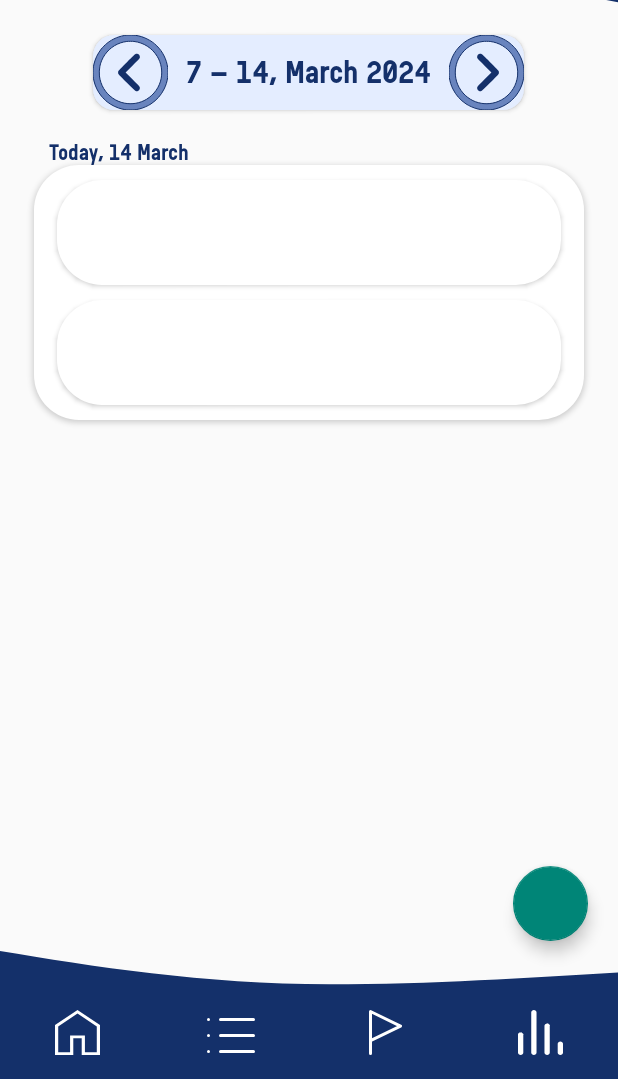
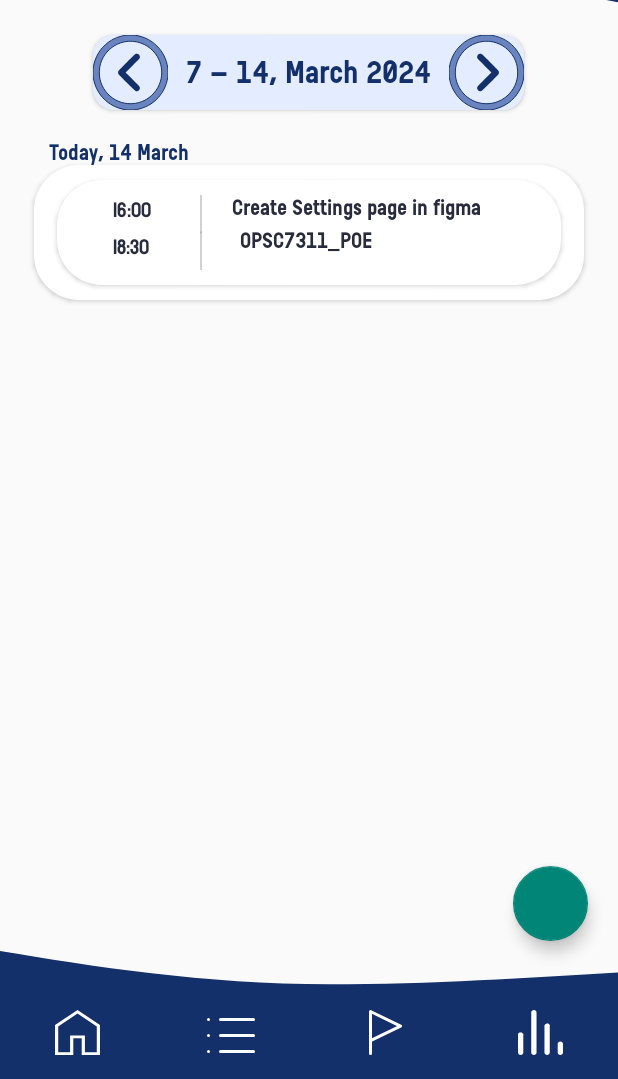
Before and after one commit to ST10036509/PunchIn, an Android app built with Jetpack Compose: the layout activity_timesheet_view.xml on its own in the app's theme, with its tools: preview values and no code run, on a phone screen of 412 x 824 dp, the part 157-1236 px from its top. Run offline under Robolectric (Android 15) with nearby library versions, the phone set to English and light mode, and no system bars.

Commit message:
LOTS has been added.

```diff
--- a/app/src/main/AndroidManifest.xml
+++ b/app/src/main/AndroidManifest.xml
@@ -43,6 +43,12 @@
             android:screenOrientation="portrait"
             android:theme="@style/Theme.PunchIn" />
         <activity
+            android:name=".activities.TimesheetViewActivity"
+            android:exported="true"
+            android:label="Timesheet View"
+            android:screenOrientation="portrait"
+            android:theme="@style/Theme.PunchIn" />
+        <activity
             android:name=".activities.LoginActivity"
             android:exported="true"
             android:label="@string/app_name"
--- a/app/src/main/res/layout/activity_timesheet_view.xml
+++ b/app/src/main/res/layout/activity_timesheet_view.xml
@@ -106,7 +106,7 @@ LAST MODIFIED: 25/04/2024
         <LinearLayout
             android:id="@+id/ll_Timesheet_Recent_Views"
             android:layout_width="match_parent"
-            android:layout_height="170dp"
+            android:layout_height="wrap_content"
             android:layout_marginHorizontal="5dp"
             android:background="@drawable/rectangle_wrapper_white_round_corners"
             android:elevation="2dp"
@@ -117,40 +117,100 @@ LAST MODIFIED: 25/04/2024
 
 
             <LinearLayout
-                android:id="@+id/ll_Timesheet_View_1"
+                android:id="@+id/ll_Timesheet_View"
                 android:layout_width="match_parent"
                 android:layout_height="70dp"
                 android:layout_marginHorizontal="15dp"
                 android:layout_marginTop="10dp"
+                android:layout_marginBottom="10dp"
                 android:background="@drawable/rectangle_wrapper_white_round_corners"
                 android:elevation="2dp"
-                android:orientation="vertical"
+                android:orientation="horizontal"
                 app:layout_constraintLeft_toLeftOf="parent"
                 app:layout_constraintRight_toRightOf="parent"
                 app:layout_constraintTop_toTopOf="@+id/ll_Timesheet_Recent_Views">
 
+                <LinearLayout
+                    android:id="@+id/ll_StartStop"
+                    android:layout_width="75dp"
+                    android:layout_height="match_parent"
+                    android:layout_marginStart="10dp"
+                    android:layout_marginEnd="10dp"
+                    android:orientation="vertical" >
 
-            </LinearLayout>
+                    <TextView
+                        android:id="@+id/tv_StartTime"
+                        android:layout_width="match_parent"
+                        android:layout_height="wrap_content"
+                        android:layout_marginStart="27dp"
+                        android:layout_marginTop="10dp"
+                        android:fontFamily="@font/staatliches"
+                        android:textColor="@color/dark_blue_900"
+                        android:text="16:00" />
 
-            <LinearLayout
-                android:id="@+id/ll_Timesheet_View_2"
-                android:layout_width="match_parent"
-                android:layout_height="70dp"
-                android:layout_marginHorizontal="15dp"
-                android:layout_marginTop="10dp"
-                android:background="@drawable/rectangle_wrapper_white_round_corners"
-                android:elevation="2dp"
-                android:orientation="vertical"
-                app:layout_constraintLeft_toLeftOf="parent"
-                app:layout_constraintRight_toRightOf="parent"
-                app:layout_constraintTop_toTopOf="@+id/ll_Timesheet_Recent_Views">
+                    <TextView
+                        android:id="@+id/tv_EndTime"
+                        android:layout_width="match_parent"
+                        android:layout_height="wrap_content"
+                        android:layout_marginStart="27dp"
+                        android:layout_marginTop="5dp"
+                        android:fontFamily="@font/staatliches"
+                        android:textColor="@color/dark_blue_900"
+                        android:text="18:30" />
 
+                </LinearLayout>
 
+                <ImageView
+                    android:id="@+id/iv_Divider"
+                    android:layout_height="match_parent"
+                    android:layout_marginTop="10sp"
+                    android:layout_marginBottom="10sp"
+                    android:background="#5C818181"
+                    app:srcCompat="@android:drawable/divider_horizontal_dim_dark"
+                    tools:srcCompat="?attr/dividerHorizontal" android:layout_width="1dp"/>
+
+                <LinearLayout
+                    android:id="@+id/ll_TimesheetInfo"
+                    android:layout_width="match_parent"
+                    android:layout_marginEnd="25dp"
+                    android:layout_height="match_parent"
+                    android:layout_marginStart="10dp"
+                    android:orientation="vertical" >
+
+                    <TextView
+                        android:id="@+id/tv_TimesheetDescription"
+                        android:layout_width="wrap_content"
+                        android:layout_height="wrap_content"
+                        android:layout_marginStart="10dp"
+                        android:layout_marginTop="10dp"
+                        android:fontFamily="@font/reglo_bold"
+                        android:text="Create Settings page in figma"
+                        android:textColor="@color/dark_blue_900" />
+
+                    <TextView
+                        android:id="@+id/tv_ProjectName"
+                        android:layout_width="wrap_content"
+                        android:layout_height="wrap_content"
+                        android:layout_marginStart="15dp"
+                        android:layout_marginTop="5dp"
+                        android:textColor="@color/dark_blue_900"
+                        android:fontFamily="@font/reglo_bold"
+                        android:text="OPSC7311_POE"
+
+                        />
+
+                </LinearLayout>
+
+                <ImageView
+                    android:id="@+id/iv_TimesheetDivider"
+                    android:layout_width="30dp"
+                    android:layout_height="match_parent"
+                    android:layout_marginStart="10dp"
+                    android:background="@color/dark_blue_900" />
             </LinearLayout>
 
         </LinearLayout>
 
-
     </LinearLayout>
 
 </androidx.constraintlayout.widget.ConstraintLayout>
```
Also changed, not shown: app/src/main/java/za/co/varsitycollege/st10036509/punchin/activities/TimesheetViewActivity.kt (+64 -47 lines).
